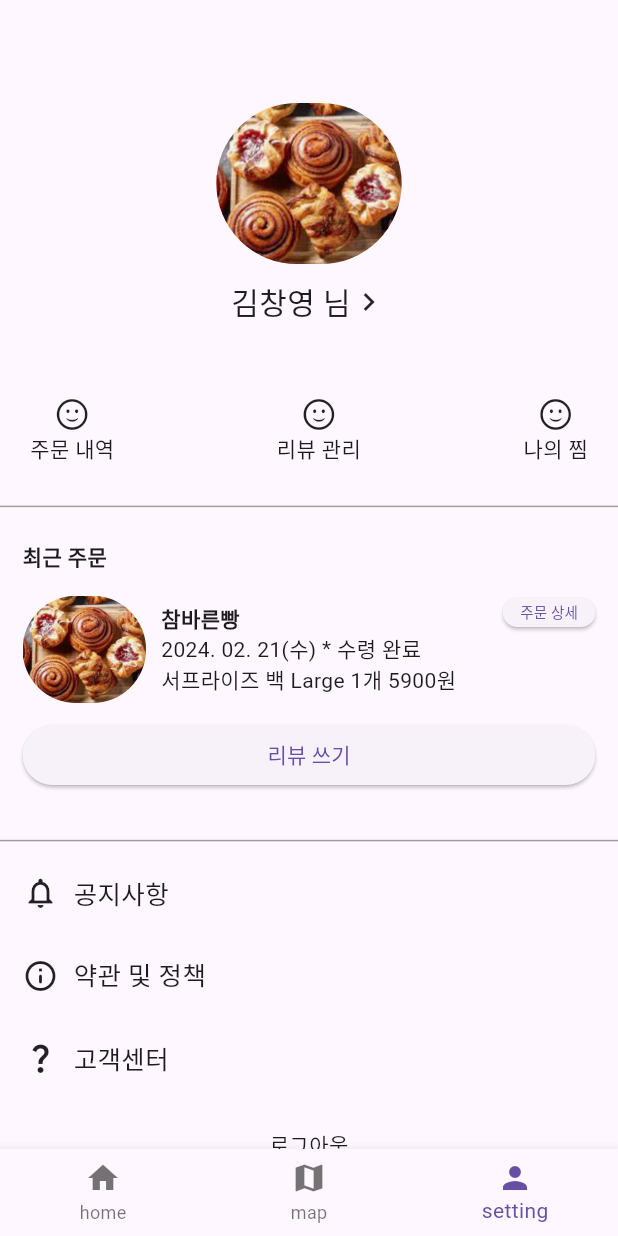
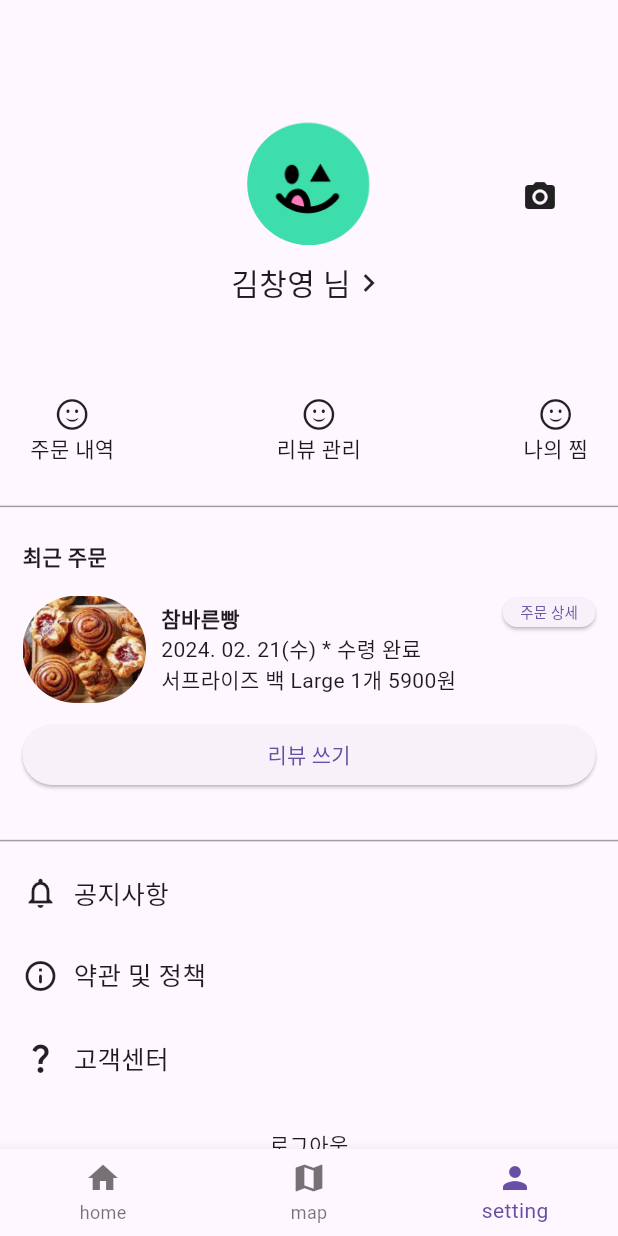
Before and after one commit to backtothefuture-team/backToTheFuture-frontend, a Flutter app: the screen it shows after launch, item 3 of the bottom bar chosen, on a phone screen of 412 x 824 dp. Run offline on Flutter 3.47's test engine with Material 3 defaults, Android fonts, the phone set to English and light mode, and no system bars; our stand-ins replace dio, get_it, image_picker, modal_progress_hud_nsn, retrofit; generated files the repository leaves out were written again.

Commit message:
feat: 사용자 프로필 이미지 사진 선택 기능 생성

```diff
--- a/lib/ui/third/third_user_profile.dart
+++ b/lib/ui/third/third_user_profile.dart
@@ -2,6 +2,10 @@ import 'package:flutter/cupertino.dart';
 import 'package:flutter/material.dart';
 import 'package:flutter/widgets.dart';
 import 'package:rest_api_ex/config/gaps.dart';
+import 'package:rest_api_ex/config/navigate_to.dart';
+import 'package:rest_api_ex/ui/third/user_profile_detail.dart';
+
+import 'user_profile_image.dart';
 
 class UserProfile extends StatelessWidget {
   const UserProfile({super.key});
@@ -35,18 +39,23 @@ class UserProfile extends StatelessWidget {
       mainAxisAlignment: MainAxisAlignment.center,
       children: [
         // 프로필 사진
-        ClipRRect(
-          borderRadius: BorderRadius.circular(125),
-          child: Image.asset(
-            'assets/images/sample2.png',
-            width: MediaQuery.of(context).size.width * 0.3,
-          ),
-        ),
+        // ClipRRect(
+        //   borderRadius: BorderRadius.circular(125),
+        //   child: Image.asset(
+        //     'assets/images/sample2.png',
+        //     width: MediaQuery.of(context).size.width * 0.3,
+        //   ),
+        // ),
+        UserProfileImage(),
 
         Gaps.gapH10,
 
         // 이름
-        const Row(
+        GestureDetector(
+          onTap: (){
+            navigateTo(context, const UserProfileDetail());
+          },
+          child: const Row(
             mainAxisAlignment: MainAxisAlignment.center,
             children: [
               Text(
@@ -58,6 +67,7 @@ class UserProfile extends StatelessWidget {
 
               Icon(Icons.navigate_next)
             ],
+          ),
         )
       ],
     );
--- /dev/null
+++ b/lib/ui/third/user_profile_image.dart
@@ -0,0 +1,116 @@
+import 'dart:io';
+
+import 'package:flutter/foundation.dart';
+import 'package:flutter/material.dart';
+import 'package:image_picker/image_picker.dart';
+
+class UserProfileImage extends StatefulWidget {
+  const UserProfileImage({super.key});
+
+  @override
+  State<UserProfileImage> createState() => _UserProfileImageState();
+}
+
+class _UserProfileImageState extends State<UserProfileImage> {
+  XFile? _imageFile;
+
+  @override
+  Widget build(BuildContext context) {
+    final imageSize = MediaQuery.of(context).size.width * 0.2;
+
+    return Column(
+      children: [profileImage(context, imageSize)],
+    );
+  }
+
+  Widget profileImage(BuildContext context, double imageSize) {
+    return Container(
+      child: Stack(
+        children: [
+          if (_imageFile == null)
+            Container(
+              constraints: BoxConstraints(
+                minWidth: imageSize,
+                minHeight: imageSize,
+              ),
+              decoration: BoxDecoration(
+                shape: BoxShape.circle,
+                image: DecorationImage(
+                  image: AssetImage('assets/images/btf_logo.png'),
+                ),
+              ),
+            )
+          else
+            Container(
+              constraints: BoxConstraints(
+                minWidth: imageSize,
+                minHeight: imageSize,
+              ),
+              decoration: BoxDecoration(
+                shape: BoxShape.circle,
+                image: DecorationImage(
+                  image: FileImage(File(_imageFile!.path)),
+                ),
+              ),
+            ),
+
+          Positioned(
+            right: 20,
+            bottom: 20,
+            child: InkWell(
+              onTap: () {
+                showModalBottomSheet(
+                  context: context,
+                  builder: ((builder) => bottomSheet(context)),
+                );
+              },
+              child: Icon(Icons.camera_alt),
+            ),
+          )
+        ],
+      ),
+    );
+  }
+
+  Widget bottomSheet(BuildContext context) {
+    return Container(
+      height: 150,
+      child: Column(
+        children: [
+          Row(
+            mainAxisAlignment: MainAxisAlignment.spaceAround,
+            children: [
+              IconButton(
+                onPressed: () {
+                  _pickedImage(ImageSource.camera);
+                },
+                icon: Icon(Icons.camera_alt_outlined),
+              ),
+              IconButton(
+                onPressed: () {
+                  _pickedImage(ImageSource.gallery);
+                },
+                icon: Icon(Icons.photo_library),
+              ),
+            ],
+          ),
+        ],
+      ),
+    );
+  }
+
+  Future<void> _pickedImage(ImageSource source) async {
+    final picker = ImagePicker();
+    final pickedFile = await picker.pickImage(source: source);
+
+    if (pickedFile != null) {
+      setState(() {
+        _imageFile = pickedFile;
+      });
+    } else {
+      if (kDebugMode) {
+        print('이미지 선택 안 함');
+      }
+    }
+  }
+}
--- a/pubspec.yaml
+++ b/pubspec.yaml
@@ -45,6 +45,7 @@ dependencies:
   flutter_secure_storage: ^9.0.0
   modal_progress_hud_nsn: ^0.5.1
   get_it:
+  image_picker: ^1.0.7
 
 dev_dependencies:
   flutter_test:
```
Also changed, not shown: lib/ui/third/bottom_sheet.dart (added, +44 -0 lines), lib/ui/third/user_profile_detail.dart (added, +54 -0 lines), pubspec.lock, 7 other files. Lines whose indentation alone changed are shown as unchanged.
